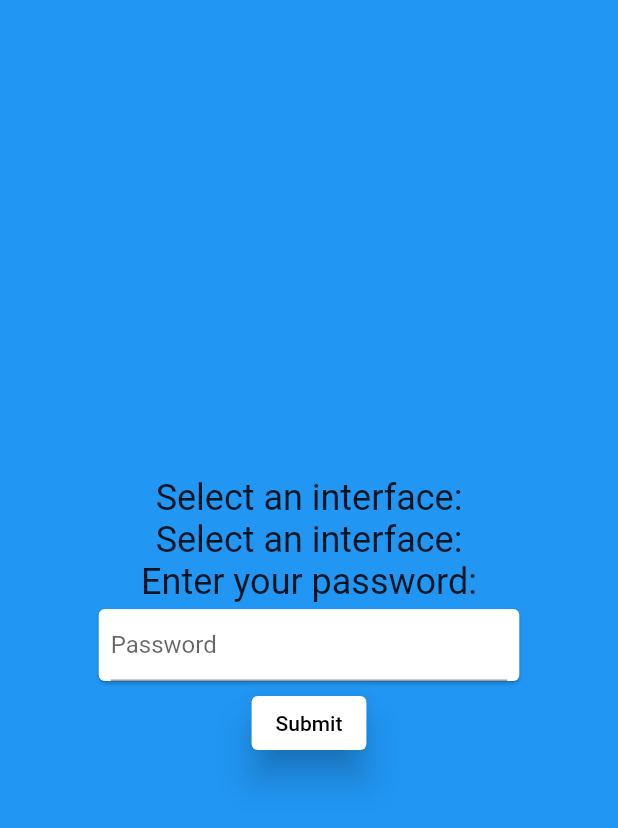
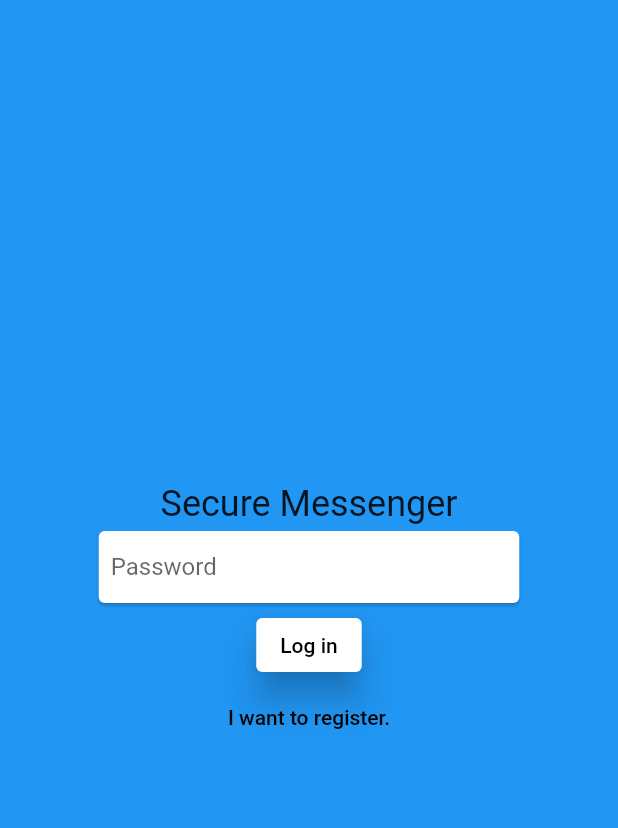
Before and after one commit to Karakean/Secure-Messenger, a Flutter app: the screen it shows after launch, on a phone screen of 412 x 824 dp. Shown: the top 828 px of the screen. Run offline on Flutter 3.47's test engine with Material 2 defaults, Android fonts, the phone set to English and light mode, and no system bars; missing offline and left inert: asn1lib, encrypt, pointycastle.

Commit message:
add register option

```diff
--- a/lib/screens/login_screen.dart
+++ b/lib/screens/login_screen.dart
@@ -1,17 +1,11 @@
 import 'dart:io';
 import 'dart:math';
-
-
 
 import 'package:flutter/material.dart';
 import 'package:secure_messenger/tmp.dart';
 
-
 import '../models/session.dart';
 import '../models/rsa_key_helper.dart';
-
-
-
 
 class LoginScreen extends StatefulWidget {
   static const routeName = "/login";
@@ -22,25 +16,27 @@
   State<LoginScreen> createState() => _LoginScreenState();
 }
 
+class _LoginScreenState extends State<LoginScreen> {
+  final _formKey = GlobalKey<FormState>();
+  late final TextEditingController _passwordController;
 
-
-class _LoginScreenState extends State<LoginScreen> {
-  late final TextEditingController _controller;
+  bool _isLogin = true;
+  String _login = '';
+  String _password = '';
 
   @override
   void initState() {
     super.initState();
-    _controller = TextEditingController();
+    _passwordController = TextEditingController();
   }
 
   @override
   void dispose() {
-    _controller.dispose();
+    _passwordController.dispose();
     super.dispose();
   }
 
   void _submit() {
-
     NetworkInterface.list().then((interfaces) {
       for (var interface in interfaces) {
         print('Name: ${interface.name}');
@@ -53,12 +49,17 @@
       rsaKeyHelper.saveKeysToFiles(keyPair);
       rsaKeyHelper.loadKeysFromFiles();
     });
-  if (_controller.text.trim() == "xd") {
+
+    if (!_formKey.currentState!.validate()) {
+      return; //nie wyslo
+    }
+    _formKey.currentState!.save();
+
+    if (_password == "xdxd") {
       // ? dziwne ale wychodzi na to ze menu jest by default na stacku pod loginem
       Navigator.of(context).pop();
     }
   }
-
 
   @override
   Widget build(BuildContext context) {
@@ -71,30 +72,70 @@
             mainAxisAlignment: MainAxisAlignment.center,
             children: [
               Text(
-                "Select an interface:",
+                "Secure Messenger",
                 style: Theme.of(context).textTheme.headlineSmall,
               ),
-              Text(
-                "Select an interface:",
-                style: Theme.of(context).textTheme.headlineSmall,
+              Form(
+                key: _formKey,
+                child: Column(
+                  children: [
+                    CustomField(
+                      visible: !_isLogin,
+                      child: TextFormField(
+                        enabled: !_isLogin,
+                        decoration: const InputDecoration(
+                          border: InputBorder.none,
+                          hintText: "Username",
                         ),
-              Text(
-                "Enter your password:",
-                style: Theme.of(context).textTheme.headlineSmall,
+                        validator: (value) {
+                          if (value == null || value.isEmpty || value.characters.length < 4) {
+                            return "Enter at least 4 characters";
+                          }
+                          return null;
+                        },
+                        onSaved: (newValue) {
+                          _login = newValue!;
+                        },
                       ),
-              Card(
-                child: Padding(
-                  padding: const EdgeInsets.symmetric(horizontal: 8.0),
-                  child: TextField(
+                    ),
+                    CustomField(
+                      child: TextFormField(
+                        enabled: true,
+                        controller: _passwordController,
                         obscureText: true,
-                    controller: _controller,
-                    onSubmitted: (_) => _submit(),
-                    textInputAction: TextInputAction.done,
-                    keyboardType: TextInputType.visiblePassword,
                         decoration: const InputDecoration(
+                          border: InputBorder.none,
                           hintText: "Password",
                         ),
+                        validator: (value) {
+                          if (value == null || value.isEmpty || value.characters.length < 4) {
+                            return "Enter at least 4 characters";
+                          }
+                          return null;
+                        },
+                        onSaved: (newValue) {
+                          _password = newValue!;
+                        },
                       ),
+                    ),
+                    CustomField(
+                      visible: !_isLogin,
+                      child: TextFormField(
+                        enabled: !_isLogin,
+                        obscureText: true,
+                        decoration: const InputDecoration(
+                          border: InputBorder.none,
+                          hintText: "Repeat password",
+                        ),
+                        validator: (value) {
+                          if (_passwordController.text != value) {
+                            return "Passwords do not match";
+                          }
+                          return null;
+                        },
+                      ),
+                    ),
+                  ],
                 ),
               ),
               ElevatedButton(
@@ -104,7 +145,18 @@
                   foregroundColor: Colors.black,
                   elevation: 10,
                 ),
-                child: const Text("Submit"),
+                child: Text(_isLogin ? "Log in" : "Register"),
+              ),
+              TextButton(
+                onPressed: () {
+                  setState(() {
+                    _isLogin = !_isLogin;
+                  });
+                },
+                child: Text(
+                  _isLogin ? "I want to register." : "I want to log in.",
+                  style: const TextStyle(color: Colors.black),
+                ),
               ),
             ],
           ),
@@ -113,3 +165,23 @@
     );
   }
 }
+
+class CustomField extends StatelessWidget {
+  final Widget child;
+  final bool visible;
+
+  const CustomField({this.visible = true, required this.child, super.key});
+
+  @override
+  Widget build(BuildContext context) {
+    return Container(
+      constraints: BoxConstraints(maxHeight: visible ? double.infinity : 0),
+      child: Card(
+        child: Padding(
+          padding: const EdgeInsets.symmetric(horizontal: 8.0),
+          child: child,
+        ),
+      ),
+    );
+  }
+}
```
Also changed, not shown: pubspec.lock. Lines whose indentation alone changed are shown as unchanged.
